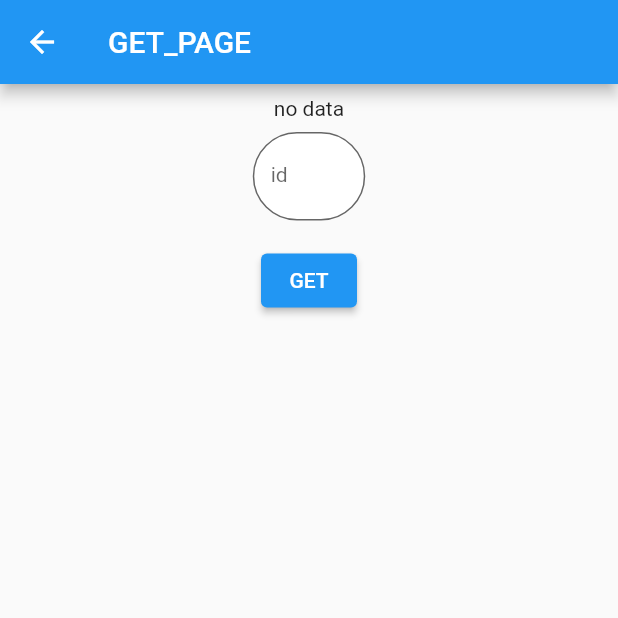
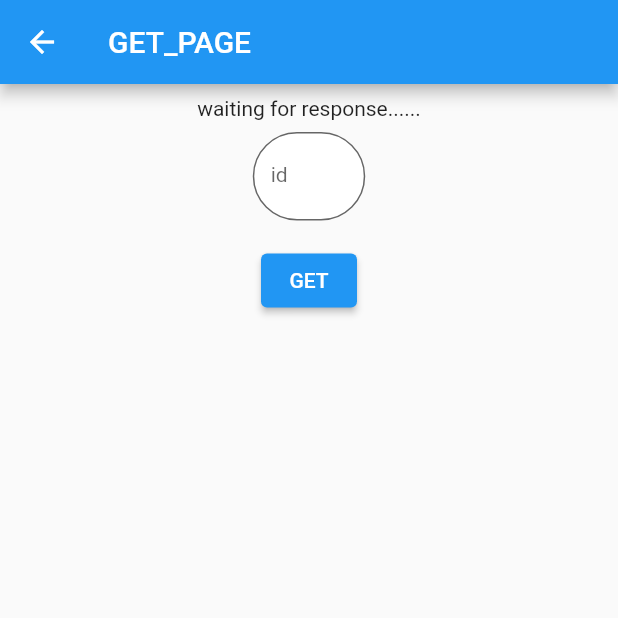
Before and after one commit to ilham-zukri/consume_api, a Flutter app: the GetPage screen opened directly, on a phone screen of 412 x 824 dp, the top half of it. Run offline on Flutter 3.47's test engine with Material 2 defaults, Android fonts, the phone set to English and light mode, and no system bars; our stand-ins replace dio; Roboto replaces fonts that are missing (Poppins).

Commit message:
minor updates

```diff
--- a/lib/get_page.dart
+++ b/lib/get_page.dart
@@ -25,7 +25,7 @@ class _GetPageState extends State<GetPage> {
         child: Center(
           child: Column(
             children: [
-              (comment != null) ? CommentCard(comment: comment!) : Text('no data'),
+              (comment != null) ? CommentCard(comment: comment!) : Text('waiting for response......'),
               Container(
                 margin: EdgeInsets.only(top: 8,),
                 width: 75,
```
